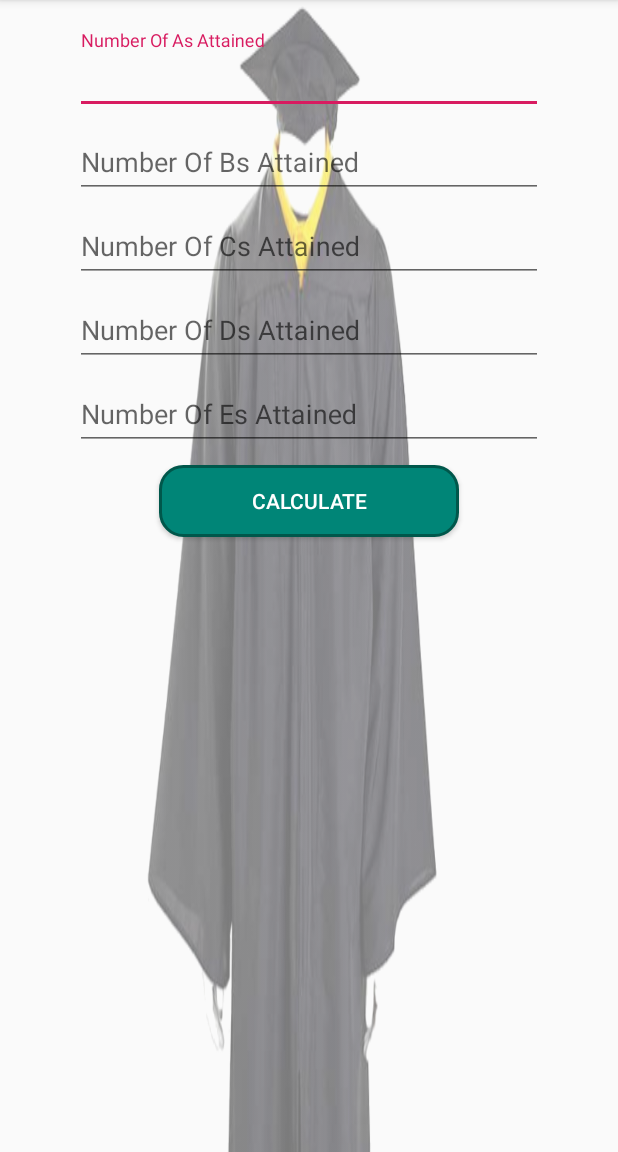
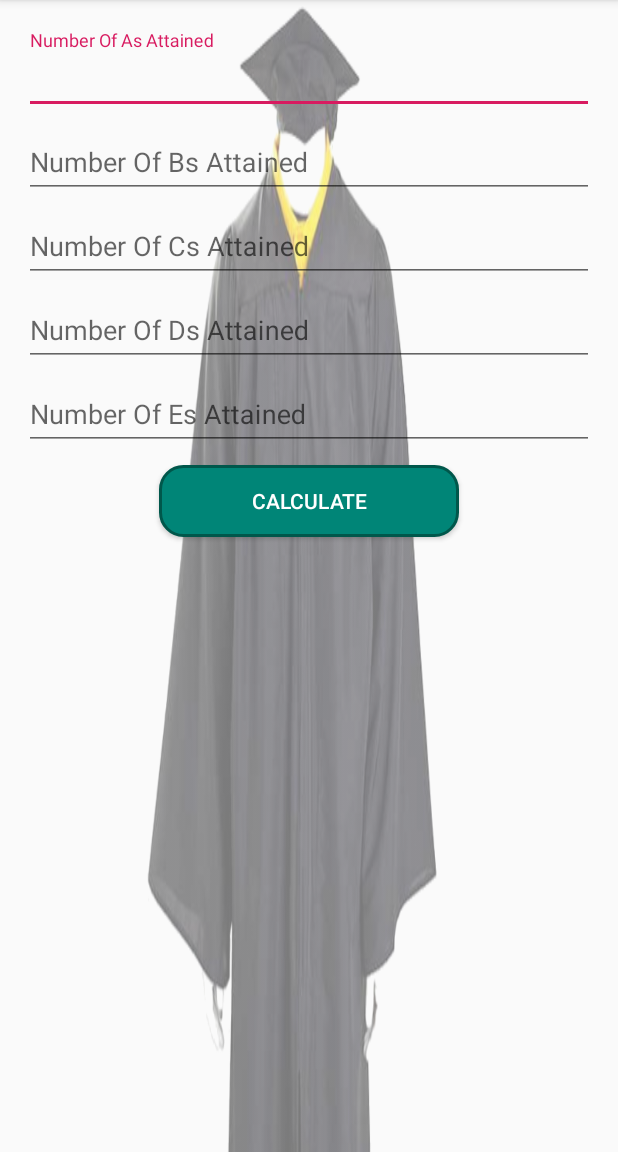
Before and after one commit to polojerry/ClassCalculator, an Android app: the screen it shows after launch (MainActivity), on a phone screen of 412 x 824 dp, the part 84-1236 px from its top. Run offline under Robolectric (Android 15) with nearby library versions, the phone set to English and light mode, and no system bars.

Commit message:
Minor UI Change

```diff
--- a/app/src/main/AndroidManifest.xml
+++ b/app/src/main/AndroidManifest.xml
@@ -16,7 +16,8 @@
                 <category android:name="android.intent.category.LAUNCHER" />
             </intent-filter>
         </activity>
-        <activity android:name=".ResultActivity"/>
+        <activity android:name=".ResultActivity"
+            android:parentActivityName=".MainActivity"/>
     </application>
 
 </manifest>
--- a/app/src/main/java/com/example/student/classcalculator/ResultActivity.java
+++ b/app/src/main/java/com/example/student/classcalculator/ResultActivity.java
@@ -21,6 +21,8 @@ public class ResultActivity extends AppCompatActivity {
         classImage = (ImageView) findViewById(R.id.image_class);
         classText= (TextView) findViewById(R.id.class_text);
 
+        getSupportActionBar();
+
         Intent intent = getIntent();
         String resultClass = intent.getStringExtra("class");
         classText.setText(resultClass);
--- a/app/src/main/res/layout/activity_main.xml
+++ b/app/src/main/res/layout/activity_main.xml
@@ -11,9 +11,9 @@
         android:id="@+id/layout_a"
         android:layout_width="match_parent"
         android:layout_height="wrap_content"
-        android:layout_marginStart="50dp"
+        android:layout_marginStart="16dp"
         android:layout_marginTop="20dp"
-        android:layout_marginEnd="50dp"
+        android:layout_marginEnd="16dp"
         android:layout_marginBottom="10dp"
         app:layout_constraintBottom_toTopOf="@+id/layout_b"
         app:layout_constraintEnd_toEndOf="parent"
@@ -32,8 +32,8 @@
         android:id="@+id/layout_b"
         android:layout_width="match_parent"
         android:layout_height="wrap_content"
-        android:layout_marginStart="50dp"
-        android:layout_marginEnd="50dp"
+        android:layout_marginStart="16dp"
+        android:layout_marginEnd="16dp"
         app:layout_constraintEnd_toEndOf="parent"
         app:layout_constraintStart_toStartOf="parent"
         app:layout_constraintTop_toBottomOf="@+id/layout_a">
@@ -50,8 +50,8 @@
         android:id="@+id/layout_c"
         android:layout_width="match_parent"
         android:layout_height="wrap_content"
-        android:layout_marginStart="50dp"
-        android:layout_marginEnd="50dp"
+        android:layout_marginStart="16dp"
+        android:layout_marginEnd="16dp"
         app:layout_constraintEnd_toEndOf="parent"
         app:layout_constraintStart_toStartOf="parent"
         app:layout_constraintTop_toBottomOf="@+id/layout_b">
@@ -68,8 +68,8 @@
         android:id="@+id/layout_d"
         android:layout_width="match_parent"
         android:layout_height="wrap_content"
-        android:layout_marginStart="50dp"
-        android:layout_marginEnd="50dp"
+        android:layout_marginStart="16dp"
+        android:layout_marginEnd="16dp"
         app:layout_constraintEnd_toEndOf="parent"
         app:layout_constraintStart_toStartOf="parent"
         app:layout_constraintTop_toBottomOf="@+id/layout_c">
@@ -86,8 +86,8 @@
         android:id="@+id/layout_e"
         android:layout_width="match_parent"
         android:layout_height="wrap_content"
-        android:layout_marginStart="50dp"
-        android:layout_marginEnd="50dp"
+        android:layout_marginStart="16dp"
+        android:layout_marginEnd="16dp"
         app:layout_constraintEnd_toEndOf="parent"
         app:layout_constraintStart_toStartOf="parent"
         app:layout_constraintTop_toBottomOf="@+id/layout_d">
```
